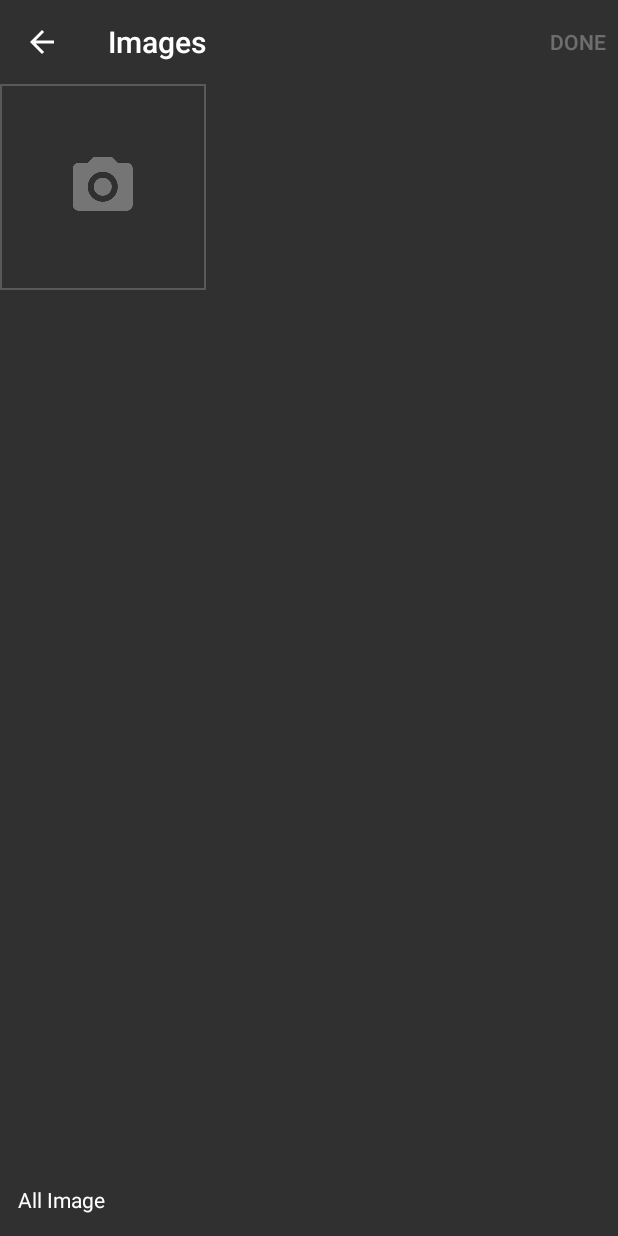
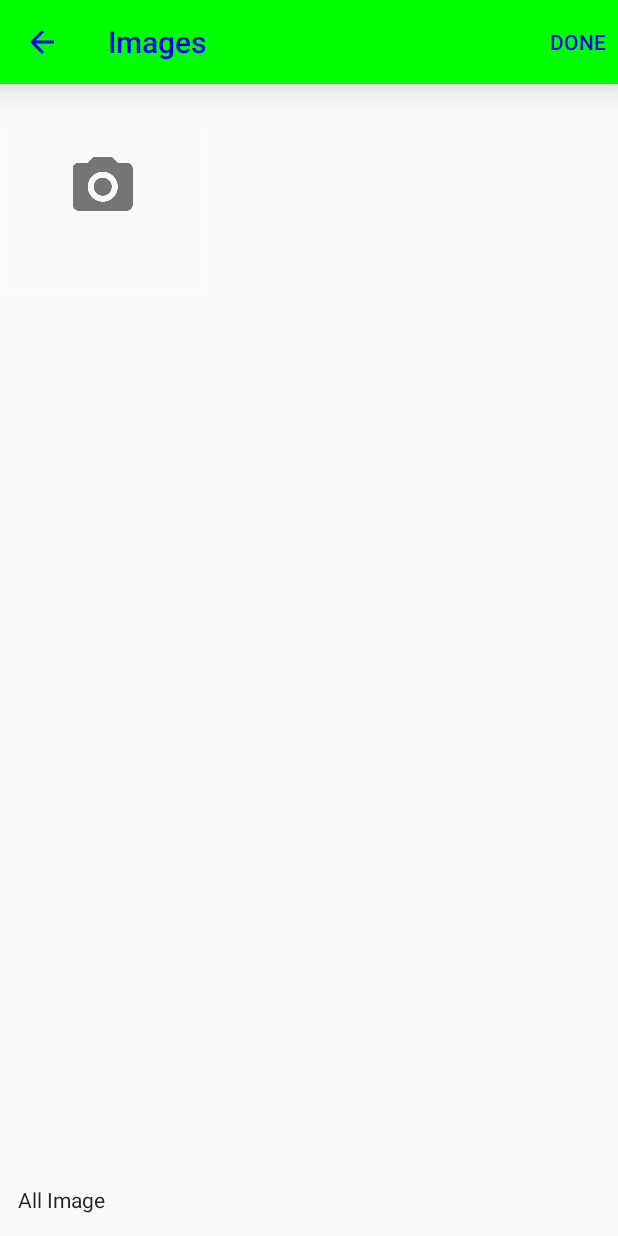
Before and after one commit to donglua/PhotoPicker, an Android app: the PhotoPickerActivity screen opened directly, with no data from a screen before it, on a phone screen of 412 x 824 dp. Run offline under Robolectric (Android 15) with nearby library versions, the phone set to English and light mode, and no system bars; pictures from the network do not load.

Commit message:
修改 自定义图片选择界面的样式

```diff
--- a/PhotoPicker/src/main/res/layout/toolbar.xml
+++ b/PhotoPicker/src/main/res/layout/toolbar.xml
@@ -4,6 +4,8 @@
     android:layout_width="match_parent"
     android:layout_height="wrap_content"
     android:minHeight="?attr/actionBarSize"
-    app:theme="@style/ThemeOverlay.AppCompat.Dark.ActionBar"
+    app:theme="?attr/actionBarTheme"
+    app:popupTheme="?attr/actionBarPopupTheme"
+    android:background="?attr/colorPrimary"
     android:id="@+id/toolbar"
     />
--- a/photopickerdemo/src/main/AndroidManifest.xml
+++ b/photopickerdemo/src/main/AndroidManifest.xml
@@ -27,9 +27,8 @@
     </activity>
 
 
-
     <activity
-        android:theme="@style/Theme.AppCompat.NoActionBar"
+        android:theme="@style/myTheme"
         android:name="me.iwf.photopicker.PhotoPickerActivity"
         />
 
--- a/photopickerdemo/src/main/res/values/styles.xml
+++ b/photopickerdemo/src/main/res/values/styles.xml
@@ -5,4 +5,13 @@
         <!-- Customize your theme here. -->
     </style>
 
+    <style name="myTheme.actionBar" parent="ThemeOverlay.AppCompat.Dark.ActionBar">
+      <item name="android:textColorPrimary">#0000ff</item>
+    </style>
+
+    <style name="myTheme" parent="Theme.AppCompat.Light.NoActionBar">
+      <item name="actionBarTheme">@style/myTheme.actionBar</item>
+      <item name="colorPrimary">#00FF00</item>
+    </style>
+
 </resources>
```
Also changed, not shown: 3 other files.
